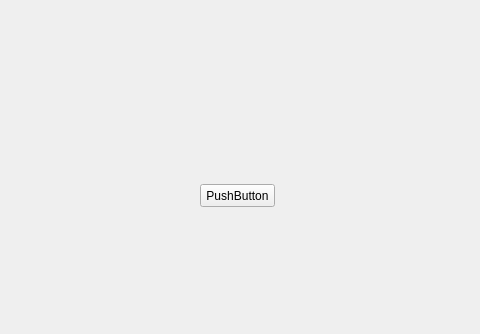
starsload/46572020, file GustClient/mainwindow.ui: the form before one commit; both pictures show x 130 to 610 and y 266 to 600 of the 800 by 600 pixel window.
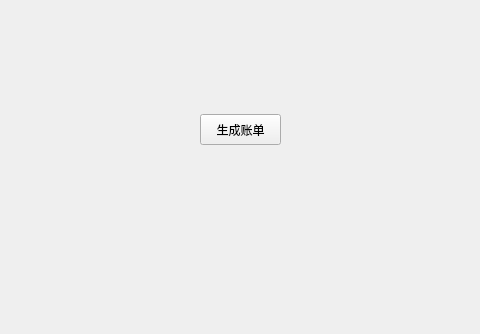
The form after the commit.

Commit message: 账单、详单页面设计

What changed in the file:
```diff
--- a/GustClient/mainwindow.ui
+++ b/GustClient/mainwindow.ui
@@ -18,13 +18,13 @@
     <property name="geometry">
      <rect>
       <x>330</x>
-      <y>450</y>
-      <width>75</width>
-      <height>23</height>
+      <y>380</y>
+      <width>81</width>
+      <height>31</height>
      </rect>
     </property>
     <property name="text">
-     <string>PushButton</string>
+     <string>生成账单</string>
     </property>
    </widget>
   </widget>
```
The commit also changes 49 other files.
